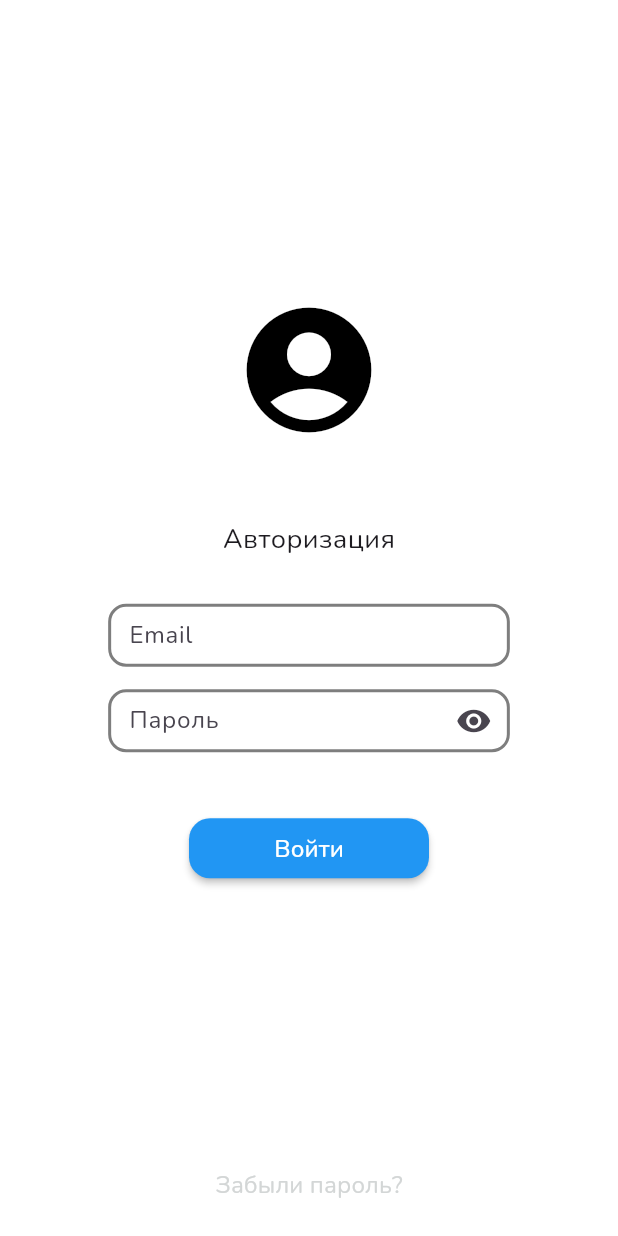
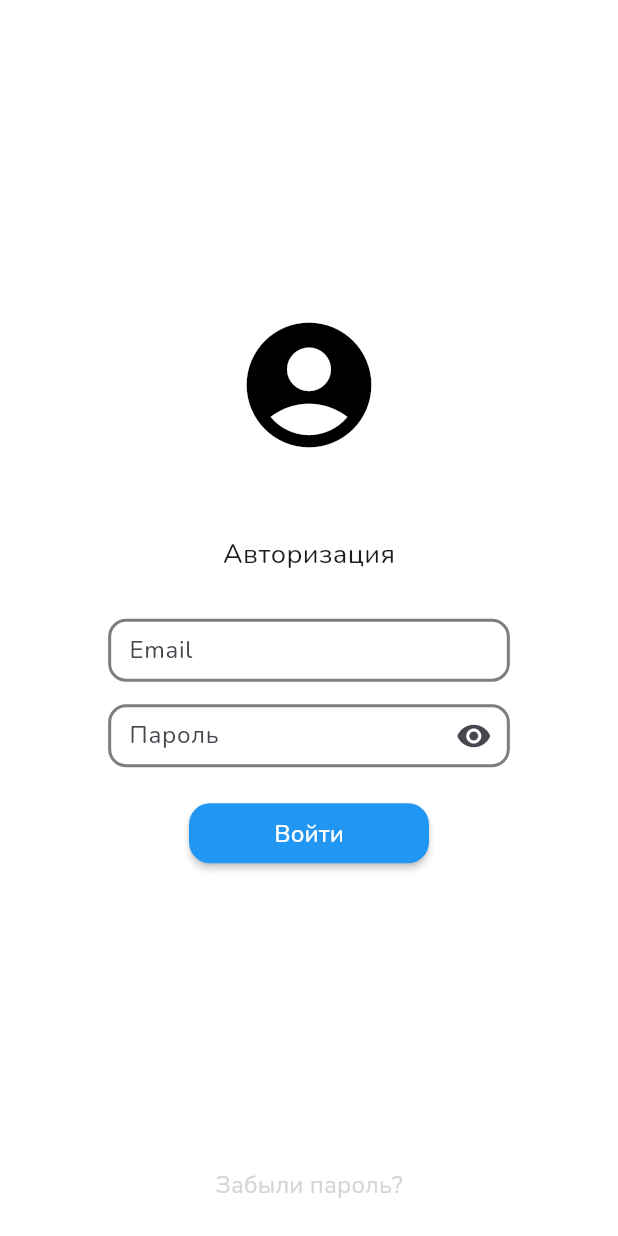
Before and after one commit to nakito-own/Lifeguard-app, a Flutter app: the screen it shows after launch, on a phone screen of 412 x 824 dp. Run offline on Flutter 3.47's test engine with Material 3 defaults, Android fonts, the phone set to English and light mode, and no system bars; our stand-ins replace google_fonts, jwt_decoder, responsive_builder, shared_preferences, table_calendar.

Commit message:
Виджет с редактированием + BUG FIX новый 2

```diff
--- a/lib/screens/login_screen.dart
+++ b/lib/screens/login_screen.dart
@@ -84,7 +84,7 @@ class _LoginScreenState extends State<LoginScreen> {
                         }
                         return Column(
                           children: [
-                            CustomTextField(
+                             CustomTextField(
                               icon: Icon(Icons.hourglass_empty, color: Colors.transparent,),
                               isPass: false,
                               widthSize: width,
@@ -117,8 +117,10 @@ class _LoginScreenState extends State<LoginScreen> {
                         );
                       },
                     ),
-                    SizedBox(height: 40),
-                    CustomButton(
+                    SizedBox(height: 20),
+                Visibility(
+                  visible: _isTransparentButtonVisible(),
+                  child: CustomButton(
                       buttonText: 'Войти',
                       MiniButton: true,
                       onPressed: () async {
@@ -131,7 +133,7 @@ class _LoginScreenState extends State<LoginScreen> {
                           _showErrorDialog('Неверный логин или пароль');
                         }
                       },
-                    ),
+                    ), ),
                   ],
                 ),
               ),
--- a/lib/screens/pofile_screen.dart
+++ b/lib/screens/pofile_screen.dart
@@ -1,5 +1,6 @@
 import 'package:flutter/material.dart';
 import 'package:lifeguard/api-services/profile_service.dart';
+import 'package:lifeguard/widgets/profile-widgets/profile_info_widget.dart';
 import 'package:responsive_builder/responsive_builder.dart';
 import '../widgets/app-widgets/app_drawer.dart';
 import '../widgets/app-widgets/custom_button.dart';
@@ -112,6 +113,7 @@ class _ProfileScreenState extends State<ProfileScreen> with SingleTickerProvider
                   SizedBox(height: 30),
                   SmallText(some_text: 'Основная информация'),
                   SizedBox(height: 10),
+                  ProfileInfoWidget(),
                   SmallText(some_text: 'Личные данные'),
                   MyInfo(
                     phone: userData['phone'],
```
Also changed, not shown: lib/widgets/app-widgets/app_drawer.dart (+12 -8 lines).
